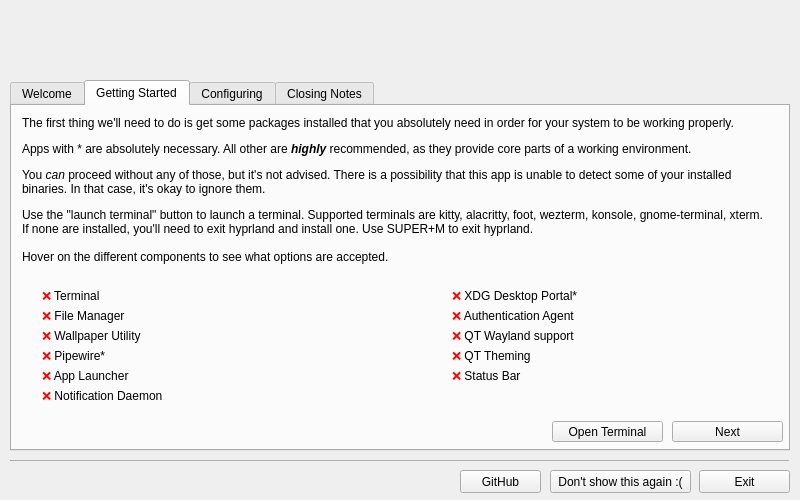
This is chyprlandwelcome.ui in hyprwm/hyprland-welcome as Qt 5 draws it before an edit. The edited form follows.
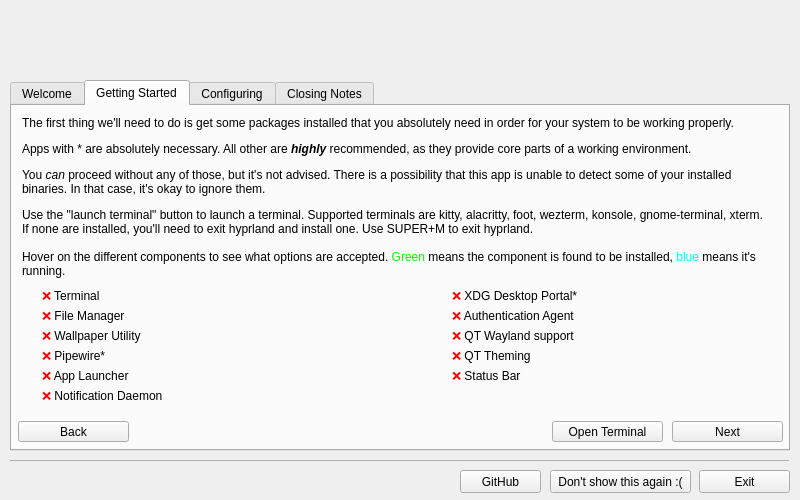
This is the edited form. The open tabs and pages were chosen to show the change. Icons and pictures are not drawn.

Commit message: add process check and better wording and stuff

What changed in the file:
```diff
--- a/chyprlandwelcome.ui
+++ b/chyprlandwelcome.ui
@@ -170,11 +170,11 @@
         <x>10</x>
         <y>10</y>
         <width>751</width>
-        <height>161</height>
+        <height>171</height>
        </rect>
       </property>
       <property name="text">
-       <string>&lt;html&gt;&lt;head/&gt;&lt;body&gt;&lt;p&gt;The first thing we'll need to do is get some packages installed that you absolutely need in order for your system to be working properly.&lt;/p&gt;&lt;p&gt;Apps with * are absolutely necessary. All other are &lt;span style=&quot; font-weight:700; font-style:italic;&quot;&gt;highly&lt;/span&gt; recommended, as they provide core parts of a working environment.&lt;/p&gt;&lt;p&gt;You &lt;span style=&quot; font-style:italic;&quot;&gt;can &lt;/span&gt;proceed without any of those, but it's not advised. There is a possibility that this app is unable to detect some of your installed binaries. In that case, it's okay to ignore them.&lt;/p&gt;&lt;p&gt;Use the &amp;quot;launch terminal&amp;quot; button to launch a terminal. Supported terminals are kitty, alacritty, foot, wezterm, konsole, gnome-terminal, xterm. If none are installed, you'll need to exit hyprland and install one. Use SUPER+M to exit hyprland.&lt;br/&gt;&lt;br/&gt;Hover on the different components to see what options are accepted.&lt;/p&gt;&lt;/body&gt;&lt;/html&gt;</string>
+       <string>&lt;html&gt;&lt;head/&gt;&lt;body&gt;&lt;p&gt;The first thing we'll need to do is get some packages installed that you absolutely need in order for your system to be working properly.&lt;/p&gt;&lt;p&gt;Apps with * are absolutely necessary. All other are &lt;span style=&quot; font-weight:700; font-style:italic;&quot;&gt;highly&lt;/span&gt; recommended, as they provide core parts of a working environment.&lt;/p&gt;&lt;p&gt;You &lt;span style=&quot; font-style:italic;&quot;&gt;can &lt;/span&gt;proceed without any of those, but it's not advised. There is a possibility that this app is unable to detect some of your installed binaries. In that case, it's okay to ignore them.&lt;/p&gt;&lt;p&gt;Use the &amp;quot;launch terminal&amp;quot; button to launch a terminal. Supported terminals are kitty, alacritty, foot, wezterm, konsole, gnome-terminal, xterm. If none are installed, you'll need to exit hyprland and install one. Use SUPER+M to exit hyprland.&lt;br/&gt;&lt;br/&gt;Hover on the different components to see what options are accepted. &lt;span style=&quot; color:#00ff00;&quot;&gt;Green&lt;/span&gt; means the component is found to be installed, &lt;span style=&quot; color:#00ffff;&quot;&gt;blue&lt;/span&gt; means it's running.&lt;/p&gt;&lt;/body&gt;&lt;/html&gt;</string>
       </property>
       <property name="alignment">
        <set>Qt::AlignLeading|Qt::AlignLeft|Qt::AlignTop</set>
@@ -391,6 +391,22 @@
        <string>&lt;html&gt;&lt;head/&gt;&lt;body&gt;&lt;p&gt;&lt;span style=&quot; color:#ff0000;&quot;&gt;❌&lt;/span&gt; QT Theming&lt;/p&gt;&lt;/body&gt;&lt;/html&gt;</string>
       </property>
      </widget>
+     <widget class="QPushButton" name="tab2Back">
+      <property name="geometry">
+       <rect>
+        <x>6</x>
+        <y>315</y>
+        <width>111</width>
+        <height>21</height>
+       </rect>
+      </property>
+      <property name="focusPolicy">
+       <enum>Qt::NoFocus</enum>
+      </property>
+      <property name="text">
+       <string>Back</string>
+      </property>
+     </widget>
     </widget>
     <widget class="QWidget" name="configuringTab">
      <attribute name="title">
```
Left out of the diff: 34 changed lines with no effect on the pictures. The commit also changes 1 other file.
